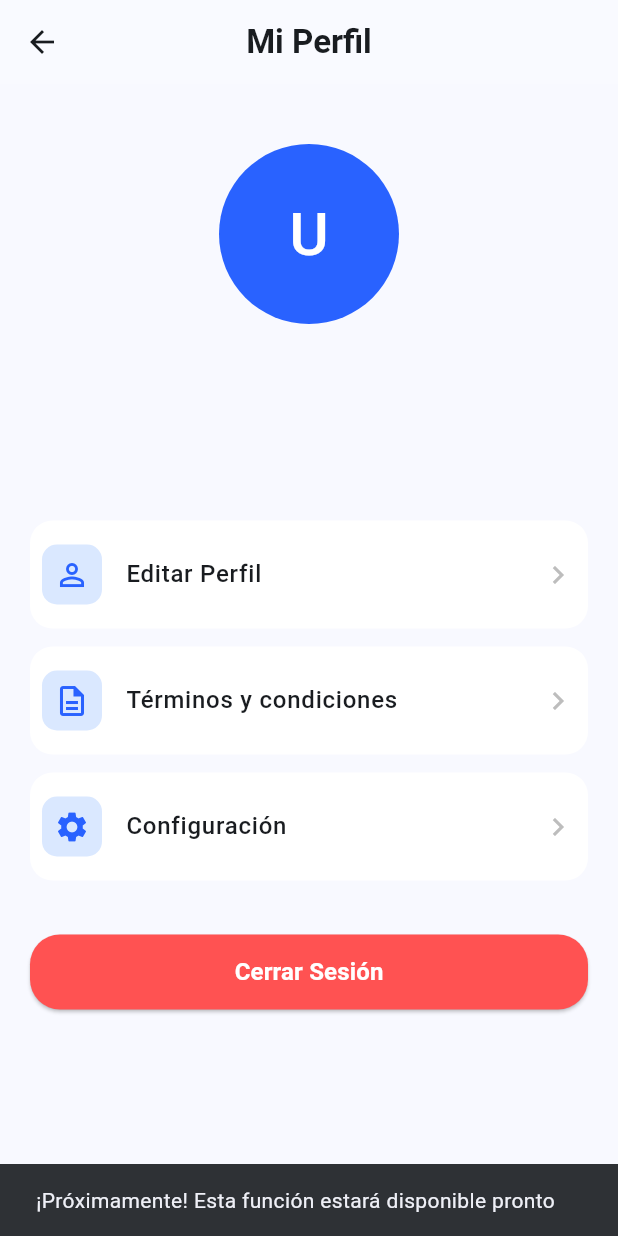
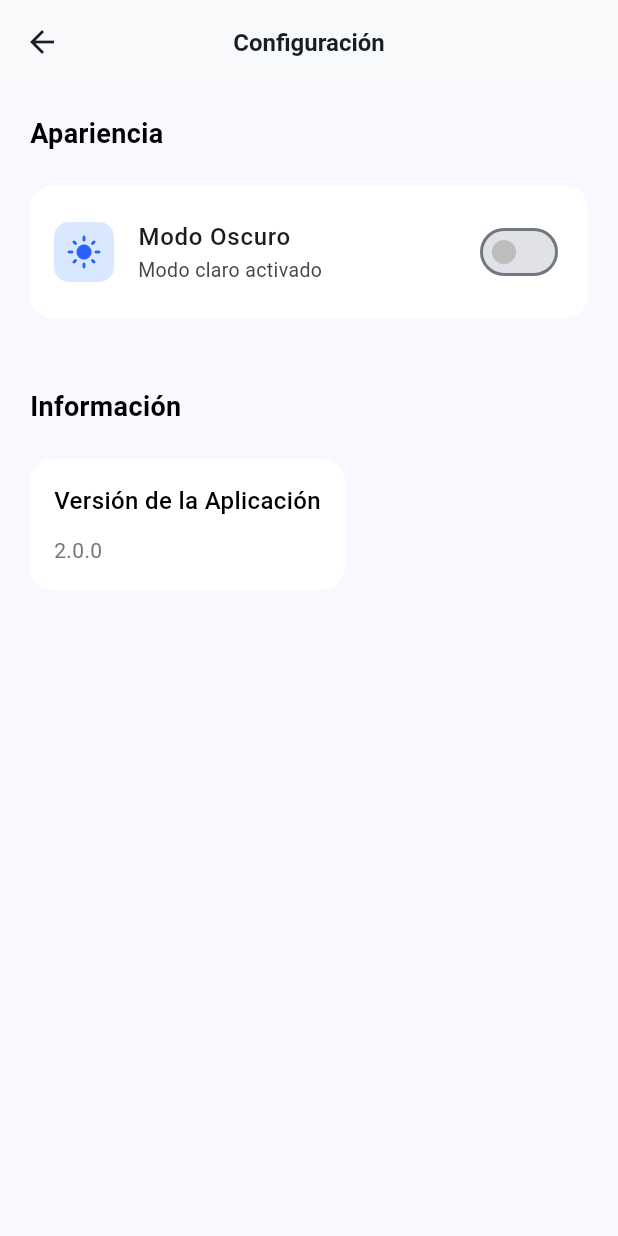
Before and after one commit to JARS1904/GoWay-User, a Flutter app: the ProfileScreen screen opened directly with empty values, after a tap on "Configuración", on a phone screen of 412 x 824 dp. Run offline on Flutter 3.47's test engine with Material 3 defaults, Android fonts, the phone set to English and light mode, and no system bars; our stand-ins replace shared_preferences; accounts and stored records are empty.

Commit message:
Se creo la pantalla de settings

```diff
--- a/lib/profile_screen.dart
+++ b/lib/profile_screen.dart
@@ -375,6 +375,7 @@ import 'package:flutter/material.dart';
 import 'package:shared_preferences/shared_preferences.dart';
 import 'login.dart';
 import 'terms_and_conditions_screen.dart';
+import 'settings_screen.dart';
 
 class ProfileScreen extends StatefulWidget {
   final String userName;
@@ -475,7 +476,7 @@ class _ProfileScreenState extends State<ProfileScreen> {
             _buildProfileOption(
               icon: Icons.settings,
               title: 'Configuración',
-              onTap: () => _showComingSoonSnackbar(),
+              onTap: () => _navigateToSettings(context),
             ),
             const SizedBox(height: 30),
             ElevatedButton(
@@ -621,7 +622,7 @@ class _ProfileScreenState extends State<ProfileScreen> {
                       _buildProfileOption(
                         icon: Icons.settings,
                         title: 'Configuración',
-                        onTap: () => _showComingSoonSnackbar(),
+                        onTap: () => _navigateToSettings(context),
                         tabletMode: true,
                       ),
                     ],
@@ -768,4 +769,17 @@ class _ProfileScreenState extends State<ProfileScreen> {
       ),
     );
   }
+
+  void _navigateToSettings(BuildContext context) {
+    Navigator.push(
+      context,
+      MaterialPageRoute(
+        builder: (context) => SettingsScreen(
+          onThemeChange: (isDark) {
+            // Esto será manejado por el widget principal
+          },
+        ),
+      ),
+    );
+  }
 }
--- /dev/null
+++ b/lib/settings_screen.dart
@@ -0,0 +1,228 @@
+// ██████╗ ███████╗██████╗ ███████╗██╗██╗
+// ██╔══██╗██╔════╝██╔══██╗██╔════╝██║██║
+// ██████╔╝█████╗  ██████╔╝█████╗  ██║██║
+// ██╔═══╝ ██╔══╝  ██╔══██╗██╔══╝  ██║██║
+// ██║     ███████╗██║  ██║███████╗██║███████╗
+// ╚═╝     ╚══════╝╚═╝  ╚═╝╚══════╝╚═╝╚══════╝
+//
+// settings_screen.dart - Pantalla de Configuración
+// Versión: 1.0.0 | Última actualización: 23-12-2025
+// Autores: José Armando Rodríguez Segovia
+//          Miguel Ángel Peralta González
+//          Santiago de Jesús Juarez Pérez
+//          Emilio Domíngez Silva
+// Mantenido por: Hydra. Inc
+
+import 'package:flutter/material.dart';
+import 'package:shared_preferences/shared_preferences.dart';
+import 'main.dart';
+
+/// ---------------------------------------------------------------------------
+/// [SettingsScreen]
+/// ---------------------------------------------------------------------------
+/// Pantalla de configuración de la aplicación GoWay.
+///
+/// Características principales:
+/// - Switch para activar/desactivar modo oscuro
+/// - Persistencia de preferencias con SharedPreferences
+/// - AppBar consistente con el diseño de la aplicación
+/// - Cambio de tema en tiempo real
+///
+class SettingsScreen extends StatefulWidget {
+  final Function(bool) onThemeChange;
+
+  const SettingsScreen({
+    super.key,
+    required this.onThemeChange,
+  });
+
+  @override
+  State<SettingsScreen> createState() => _SettingsScreenState();
+}
+
+class _SettingsScreenState extends State<SettingsScreen> {
+  bool _isDarkMode = false;
+
+  @override
+  void initState() {
+    super.initState();
+    _loadThemePreference();
+  }
+
+  /// -------------------------------------------------------------------------
+  /// [_loadThemePreference]
+  /// -------------------------------------------------------------------------
+  /// Carga la preferencia de tema guardada en SharedPreferences.
+  Future<void> _loadThemePreference() async {
+    final prefs = await SharedPreferences.getInstance();
+    setState(() {
+      _isDarkMode = prefs.getBool('isDarkMode') ?? false;
+    });
+  }
+
+  /// -------------------------------------------------------------------------
+  /// [_saveThemePreference]
+  /// -------------------------------------------------------------------------
+  /// Guarda la preferencia de tema en SharedPreferences.
+  Future<void> _saveThemePreference(bool isDark) async {
+    final prefs = await SharedPreferences.getInstance();
+    await prefs.setBool('isDarkMode', isDark);
+  }
+
+  /// -------------------------------------------------------------------------
+  /// [_toggleDarkMode]
+  /// -------------------------------------------------------------------------
+  /// Alterna entre modo oscuro y modo claro.
+  void _toggleDarkMode(bool value) {
+    setState(() {
+      _isDarkMode = value;
+    });
+    _saveThemePreference(value);
+    widget.onThemeChange(value);
+  }
+
+  @override
+  Widget build(BuildContext context) {
+    return Scaffold(
+      appBar: AppBar(
+        title: const Text(
+          'Configuración',
+          style: TextStyle(fontWeight: FontWeight.bold, fontSize: 16),
+        ),
+        centerTitle: true,
+        elevation: 0.8,
+        backgroundColor: Colors.white,
+      ),
+      body: SingleChildScrollView(
+        padding: const EdgeInsets.all(20.0),
+        child: Column(
+          crossAxisAlignment: CrossAxisAlignment.start,
+          children: [
+            const Text(
+              'Apariencia',
+              style: TextStyle(
+                fontWeight: FontWeight.bold,
+                fontSize: 18,
+                color: Colors.black,
+              ),
+            ),
+            const SizedBox(height: 16),
+            _buildSettingOption(
+              icon: _isDarkMode ? Icons.dark_mode : Icons.light_mode,
+              title: 'Modo Oscuro',
+              subtitle:
+                  _isDarkMode ? 'Modo oscuro activado' : 'Modo claro activado',
+              trailing: Switch(
+                value: _isDarkMode,
+                onChanged: _toggleDarkMode,
+                activeColor: Colors.blueAccent[700],
+                inactiveThumbColor: Colors.grey[400],
+              ),
+            ),
+            const SizedBox(height: 40),
+            const Text(
+              'Información',
+              style: TextStyle(
+                fontWeight: FontWeight.bold,
+                fontSize: 18,
+                color: Colors.black,
+              ),
+            ),
+            const SizedBox(height: 16),
+            Container(
+              margin: const EdgeInsets.symmetric(vertical: 6),
+              decoration: BoxDecoration(
+                borderRadius: BorderRadius.circular(15),
+                color: Colors.white,
+              ),
+              child: Padding(
+                padding: const EdgeInsets.all(16.0),
+                child: Column(
+                  crossAxisAlignment: CrossAxisAlignment.start,
+                  children: [
+                    Text(
+                      'Versión de la Aplicación',
+                      style: TextStyle(
+                        fontWeight: FontWeight.w500,
+                        fontSize: 16,
+                        color: Colors.black,
+                      ),
+                    ),
+                    const SizedBox(height: 12),
+                    Text(
+                      '2.0.0',
+                      style: TextStyle(
+                        fontSize: 14,
+                        color: Colors.grey[600],
+                      ),
+                    ),
+                  ],
+                ),
+              ),
+            ),
+          ],
+        ),
+      ),
+    );
+  }
+
+  /// -------------------------------------------------------------------------
+  /// [_buildSettingOption]
+  /// -------------------------------------------------------------------------
+  /// Componente reutilizable para construir una opción de configuración.
+  ///
+  /// Parámetros:
+  /// - icon: Ícono a mostrar
+  /// - title: Título de la opción
+  /// - subtitle: Subtítulo descriptivo
+  /// - trailing: Widget a mostrar a la derecha (ej: Switch)
+  Widget _buildSettingOption({
+    required IconData icon,
+    required String title,
+    required String subtitle,
+    required Widget trailing,
+  }) {
+    return Container(
+      margin: const EdgeInsets.symmetric(vertical: 6),
+      decoration: BoxDecoration(
+        borderRadius: BorderRadius.circular(15),
+        color: Colors.white,
+      ),
+      child: Material(
+        color: Colors.transparent,
+        child: ListTile(
+          leading: Container(
+            padding: const EdgeInsets.all(8),
+            decoration: BoxDecoration(
+              color: Colors.blueAccent.withValues(alpha: 0.2),
+              borderRadius: BorderRadius.circular(10),
+            ),
+            child: Icon(
+              icon,
+              size: 24,
+              color: Colors.blueAccent[700],
+            ),
+          ),
+          title: Text(
+            title,
+            style: const TextStyle(
+              fontSize: 16,
+              fontWeight: FontWeight.w500,
+            ),
+          ),
+          subtitle: Text(
+            subtitle,
+            style: const TextStyle(
+              fontSize: 13,
+            ),
+          ),
+          trailing: trailing,
+          contentPadding: const EdgeInsets.symmetric(
+            vertical: 8,
+            horizontal: 16,
+          ),
+        ),
+      ),
+    );
+  }
+}
--- a/lib/terms_and_conditions_screen.dart
+++ b/lib/terms_and_conditions_screen.dart
@@ -50,10 +50,8 @@ class TermsAndConditionsScreen extends StatelessWidget {
           style: TextStyle(fontWeight: FontWeight.bold, fontSize: 17),
         ),
         centerTitle: true,
-        elevation: 2,
-        scrolledUnderElevation: 4,
-        backgroundColor: Colors.white10,
-        surfaceTintColor: Colors.transparent,
+        elevation: 0.8,
+        backgroundColor: Colors.white,
       ),
       body: SingleChildScrollView(
         padding: const EdgeInsets.all(16.0),
```
